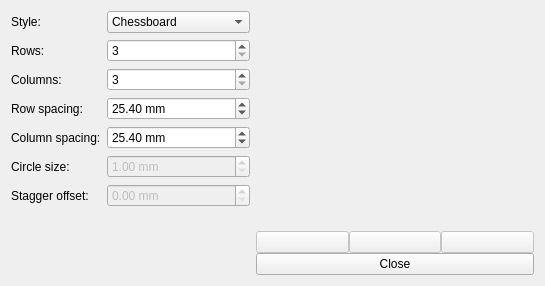
ryaninvents/PicoScan, file gui/calibrationstandarddialog.ui: the form before one commit.
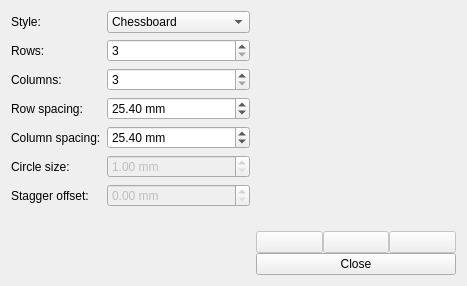
The form after the commit. Icons and pictures are not drawn.

Patch:
```diff
--- a/gui/calibrationstandarddialog.ui
+++ b/gui/calibrationstandarddialog.ui
@@ -9,7 +9,7 @@
    <rect>
     <x>0</x>
     <y>0</y>
-    <width>545</width>
+    <width>466</width>
     <height>286</height>
    </rect>
   </property>
@@ -179,7 +179,7 @@
      <item>
       <widget class="QWidget" name="preview" native="true">
        <property name="sizePolicy">
-        <sizepolicy hsizetype="Expanding" vsizetype="Expanding">
+        <sizepolicy hsizetype="MinimumExpanding" vsizetype="Expanding">
          <horstretch>3</horstretch>
          <verstretch>0</verstretch>
         </sizepolicy>
```
Left out of the diff: 10 changed lines with no effect on the pictures.
